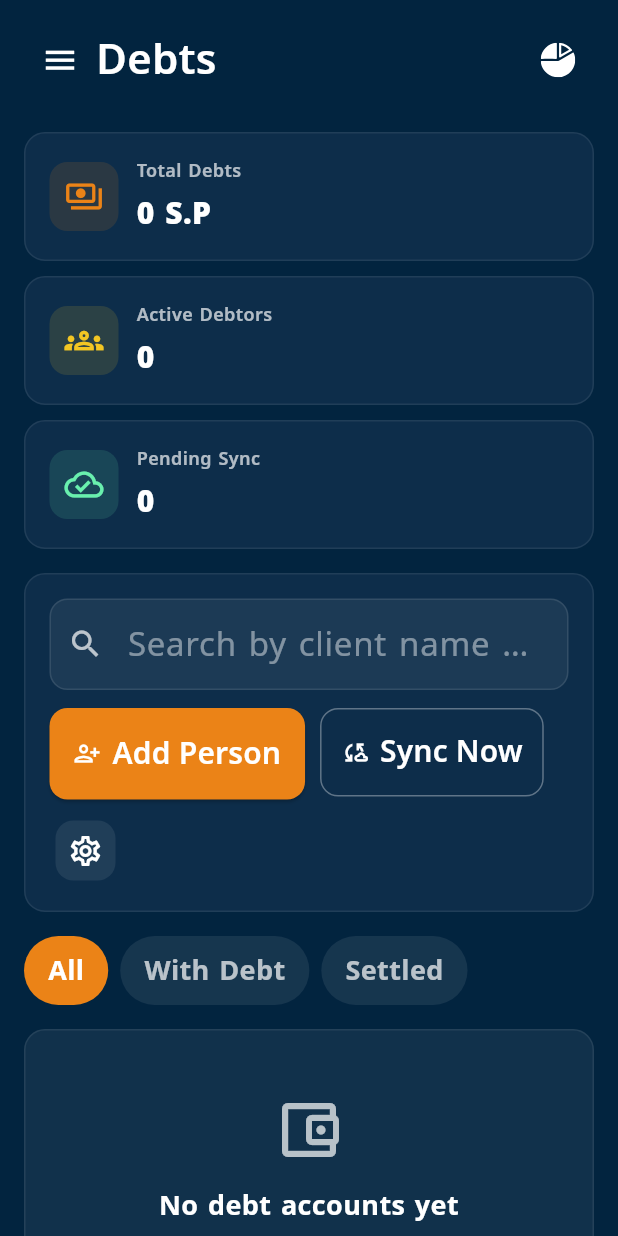
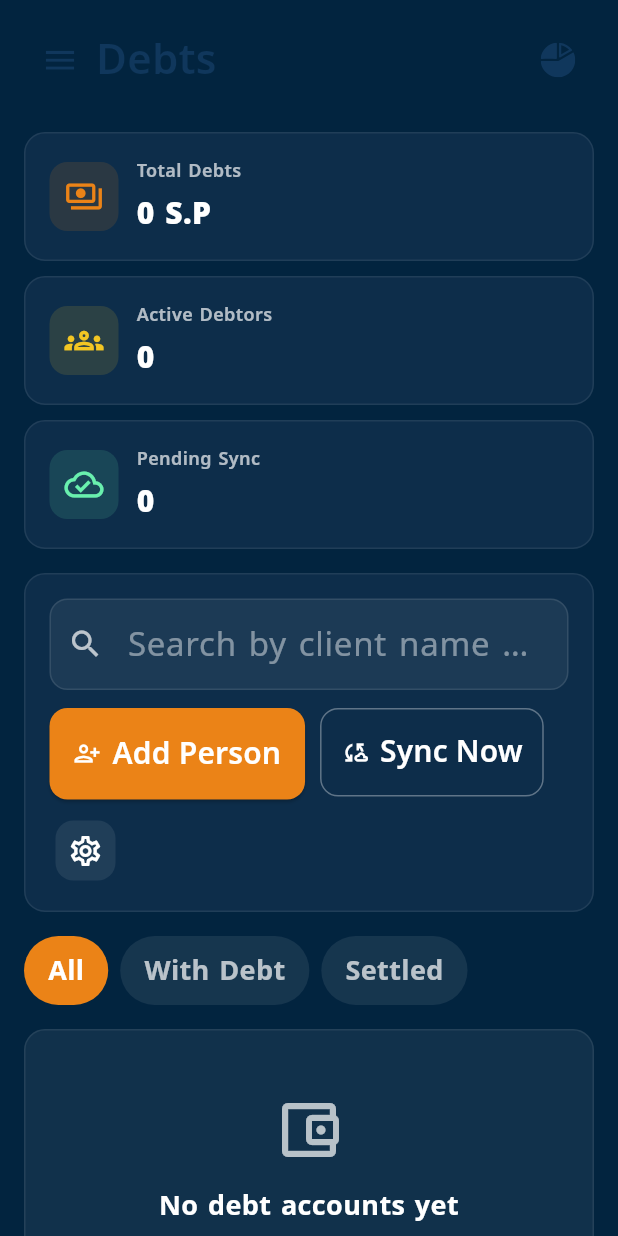
Before and after one commit to anasbarakat0/LightHouse, a Flutter app: the DebtsPage screen opened directly, on a phone screen of 412 x 824 dp. Run offline on Flutter 3.47's test engine with Material 3 defaults, Android fonts, the phone set to English and light mode, and no system bars; our stand-ins replace barcode_widget, bloc, dartz, dio, easy_localization, fl_chart and 7 more; missing offline and left inert: custom_qr_generator, dart:ffi, dart:html, esc_pos_utils_plus, translator, win32; accounts and stored records are empty; network calls fail.

Commit message:
Add mobile headers to feature pages

```diff
--- a/lib/common/widget/header.dart
+++ b/lib/common/widget/header.dart
@@ -1,5 +1,6 @@
 import 'package:flutter/material.dart';
 import 'package:flutter_svg/svg.dart';
+import 'package:lighthouse/core/resources/colors.dart';
 import 'package:lighthouse/core/utils/responsive.dart';
 
 class HeaderWidget extends StatefulWidget {
@@ -22,7 +23,7 @@ class _HeaderWidgetState extends State<HeaderWidget> {
           IconButton(
             icon: const Icon(
               Icons.menu,
-              color: Colors.white,
+              color: navy,
               size: 25,
             ),
             onPressed: () => Scaffold.of(context).openDrawer(),
@@ -36,7 +37,7 @@ class _HeaderWidgetState extends State<HeaderWidget> {
               style: Theme.of(context)
                   .textTheme
                   .titleMedium
-                  ?.copyWith(color: Colors.white),
+                  ?.copyWith(color: navy),
             ),
           ),
         if (!Responsive.isDesktop(context))
@@ -45,7 +46,7 @@ class _HeaderWidgetState extends State<HeaderWidget> {
               "assets/svg/summary_chart.svg",
               width: 23,
               height: 23,
-              color: Colors.white,
+              color: navy,
             ),
             onPressed: () => Scaffold.of(context).openEndDrawer(),
           ),
```
Also changed, not shown: 1 other file.
